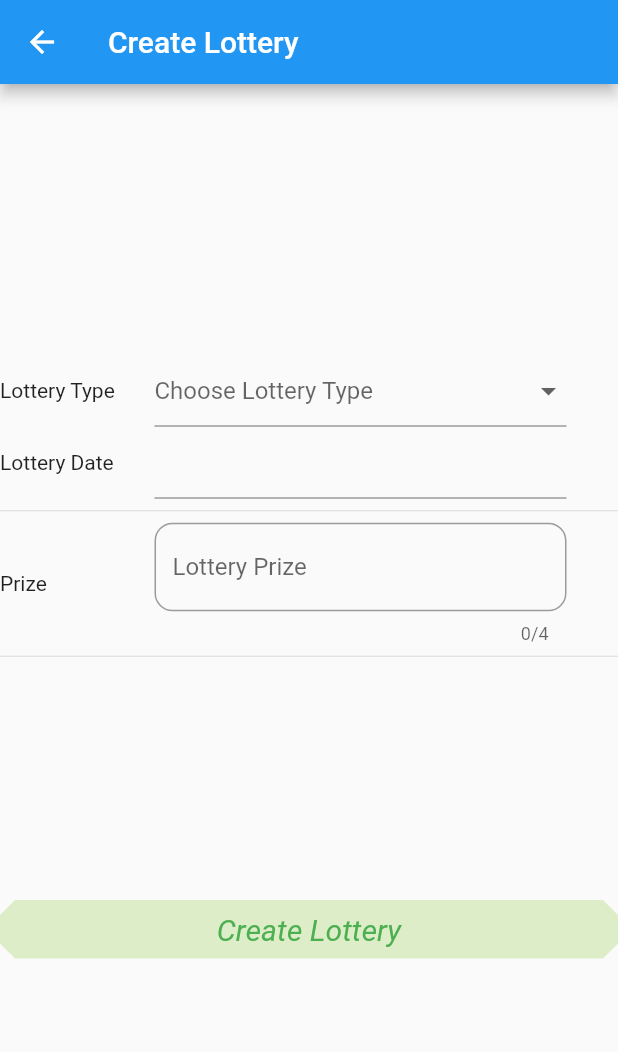
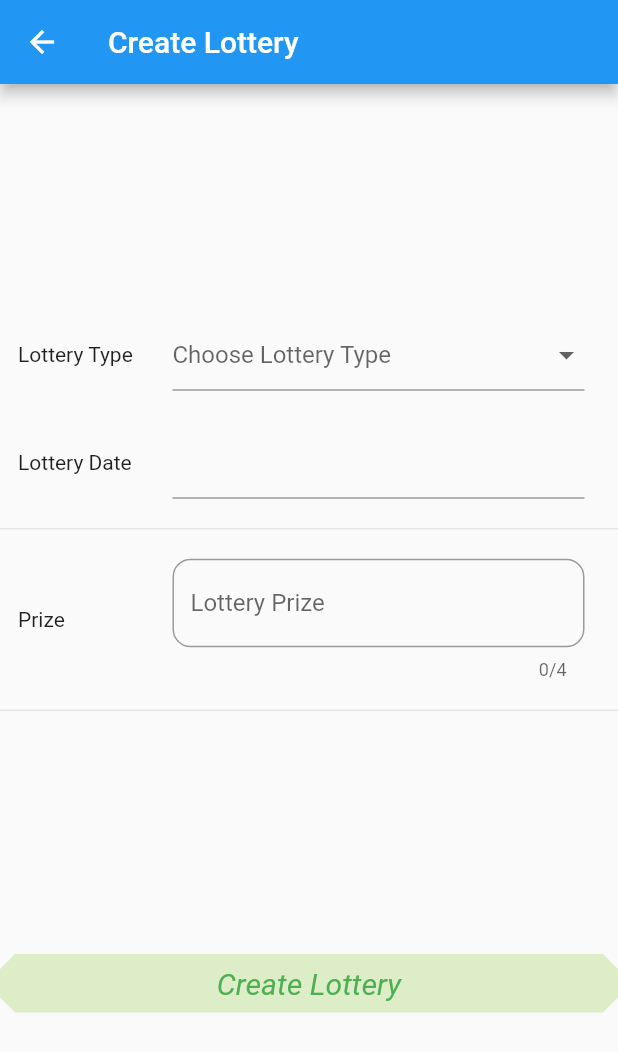
Before and after one commit to Kinfe2534/edil_auth_routing, a Flutter app: the screen it shows after launch, in the side drawer, after a tap on "Create Lottery", on a phone screen of 412 x 824 dp. Shown: the top 1052 px of the screen. Run offline on Flutter 3.47's test engine with Material 2 defaults, Android fonts, the phone set to English and light mode, and no system bars; our stand-ins replace rxdart; accounts and stored records are empty; network calls fail; statements that could not run were skipped.

Commit message:
working update

```diff
--- a/lib/pages/drawer_pages/create_ottery.dart
+++ b/lib/pages/drawer_pages/create_ottery.dart
@@ -66,7 +66,9 @@ class _CreateLotteryState extends State<CreateLottery> {
           child: Column(
             mainAxisAlignment: MainAxisAlignment.center,
             children: <Widget>[
-              Row(
+              Padding(
+                padding: EdgeInsets.all(12.0),
+                child: Row(
                   children: <Widget>[
                     Container(
                         width: MediaQuery.of(context).size.width / 4,
@@ -100,32 +102,59 @@ class _CreateLotteryState extends State<CreateLottery> {
                     ),
                   ],
                 ),
-              Row(
+              ),
+              Padding(
+                padding: EdgeInsets.all(12.0),
+                child: Row(
                   children: <Widget>[
                     Container(
                         width: MediaQuery.of(context).size.width / 4,
                         child: Text("Lottery Date")),
                     Container(
                       width: MediaQuery.of(context).size.width / 1.5,
-                    child: TextFormField(
-                      controller: dateinput,
+                      child: GestureDetector(
                         onTap: () async {
                           DateTime pickedDate = await showDatePicker(
                             context: context,
                             initialDate: DateTime.now(),
                             firstDate: DateTime(2020),
                             lastDate: DateTime(2025),
+                            initialEntryMode: DatePickerEntryMode.input,
                           );
                           if (pickedDate != null) {
-                          String formattedDate =
-                              DateFormat('yyyy-MM-dd HH:mm:ss')
-                                  .format(pickedDate);
+                            String isoDate =
+                                pickedDate.toUtc().toIso8601String();
+                            // String formattedDate =
+                            // DateFormat('yyyy-MM-dd HH:mm:ss')
+                            //   .format(pickedDate);
                             setState(() {
-                            dateinput.text =
-                                formattedDate; //set output date to TextField value.
+                              dateinput.text = isoDate;
+                              // formattedDate; //set output date to TextField value.
                             });
                           }
                         },
+                        child: AbsorbPointer(
+                          child: TextFormField(
+                            controller: dateinput,
+                            /*onTap: () async {
+                              DateTime pickedDate = await showDatePicker(
+                                context: context,
+                                initialDate: DateTime.now(),
+                                firstDate: DateTime(2020),
+                                lastDate: DateTime(2025),
+                                initialEntryMode: DatePickerEntryMode.input,
+                              );
+                              if (pickedDate != null) {
+                                String isoDate = pickedDate.toUtc().toIso8601String();
+                                // String formattedDate =
+                                // DateFormat('yyyy-MM-dd HH:mm:ss')
+                                //   .format(pickedDate);
+                                setState(() {
+                                  dateinput.text = isoDate;
+                                  // formattedDate; //set output date to TextField value.
+                                });
+                              }
+                            },*/
                             onChanged: (value) {
                               setState(() {
                                 lotteyType = value;
@@ -138,17 +167,24 @@ class _CreateLotteryState extends State<CreateLottery> {
                             },
                           ),
                         ),
+                      ),
+                    ),
                   ],
                 ),
+              ),
               Divider(),
-              Row(children: <Widget>[
+              Padding(
+                padding: EdgeInsets.all(12.0),
+                child: Row(children: <Widget>[
                   Container(
                       width: MediaQuery.of(context).size.width / 4,
                       child: Text("Prize")),
                   Container(
                       width: MediaQuery.of(context).size.width / 1.5,
                       child: TextFormField(
-                      inputFormatters: [FilteringTextInputFormatter.digitsOnly],
+                        inputFormatters: [
+                          FilteringTextInputFormatter.digitsOnly
+                        ],
                         keyboardType: TextInputType.number,
                         decoration: InputDecoration(
                             border: OutlineInputBorder(
@@ -167,6 +203,7 @@ class _CreateLotteryState extends State<CreateLottery> {
                         maxLength: 4,
                       )),
                 ]),
+              ),
               Divider(),
               Container(
                 width: 300,
```
Lines whose indentation alone changed are shown as unchanged.
